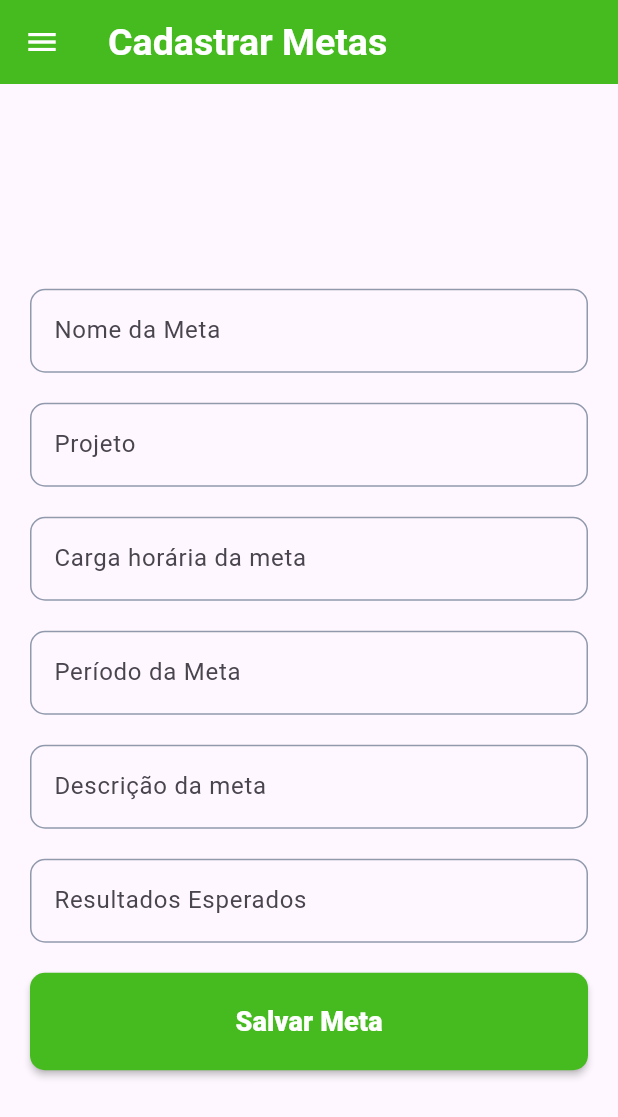
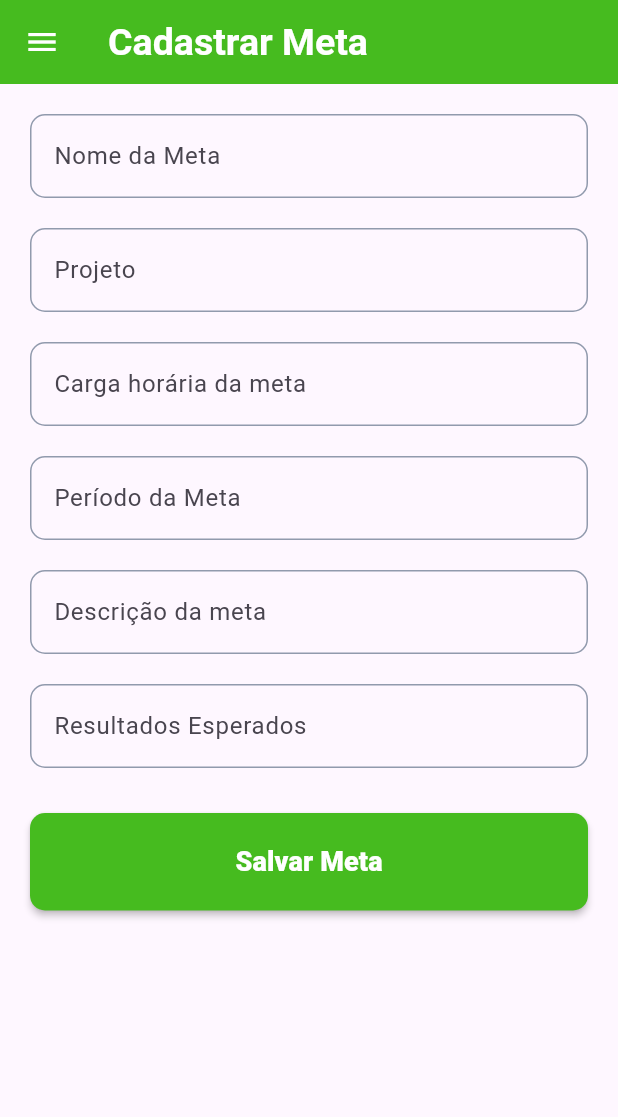
Before and after one commit to cristianvitor01/pdm_projeto_pesquisa, a Flutter app: the MetasPage screen opened by its route, after a tap on "Nova Meta", on a phone screen of 412 x 824 dp. Shown: the top 1117 px of the screen. Run offline on Flutter 3.47's test engine with Material 3 defaults, Android fonts, the phone set to English and light mode, and no system bars; our stand-ins replace get, hive, hive_flutter; accounts and stored records are empty.

Commit message:
Agora é possível adicionar metas e metas semanais. Controllers adicionados também

```diff
--- /dev/null
+++ b/lib/controllers/metas_controller.dart
@@ -0,0 +1,35 @@
+import 'package:get/get.dart';
+import 'package:hive/hive.dart';
+
+import 'package:pdm_projeto_pesquisa/models/meta.dart';
+
+class MetasController extends GetxController {
+  final RxList<Meta> metas = <Meta>[].obs;
+
+  late Box<Meta> _box;
+
+  @override
+  void onInit() {
+    super.onInit();
+    _abrirBox();
+  }
+
+  void _abrirBox() {
+    _box = Hive.box<Meta>('metas');
+    _carregarMetas();
+  }
+
+  void _carregarMetas() {
+    metas.value =
+        _box.values.where((meta) => !meta.isSemanal).toList();
+  }
+
+  void adicionarMeta(Meta meta) {
+    _box.add(meta);
+    _carregarMetas();
+  }
+
+  void atualizar() {
+    _carregarMetas();
+  }
+}
--- a/lib/models/meta.dart
+++ b/lib/models/meta.dart
@@ -3,7 +3,7 @@ import 'package:hive/hive.dart';
 part 'meta.g.dart';
 
 @HiveType(typeId: 0)
-class Meta {
+class Meta extends HiveObject {
   @HiveField(0)
   String nome;
 
@@ -11,23 +11,27 @@ class Meta {
   String projeto;
 
   @HiveField(2)
-  String cargaHoraria;
+  String periodo;
 
   @HiveField(3)
-  String periodo;
+  String descricao;
 
   @HiveField(4)
-  String descricao;
+  String resultadosEsperados;
 
   @HiveField(5)
-  String resultadosEsperados;
+  bool isSemanal;
+
+  @HiveField(6)
+  String cargaHoraria;
 
   Meta({
     required this.nome,
     required this.projeto,
-    required this.cargaHoraria,
     required this.periodo,
     required this.descricao,
     required this.resultadosEsperados,
+    required this.cargaHoraria,
+    this.isSemanal = false,
   });
 }
--- a/lib/routers/pages.dart
+++ b/lib/routers/pages.dart
@@ -20,7 +20,7 @@ part 'routers.dart';
 class AppPages {
   static final List<GetPage> pages = [
     GetPage(name: Routes.INITIAL, page: () => LoginScreen()),
-    GetPage(name: Routes.HOME, page: () => const MetasPage()),
+    GetPage(name: Routes.HOME, page: () => MetasPage()),
     GetPage(name: Routes.CREATE_ACCOUNT, page: () => CreateAccount()),
     GetPage(name: Routes.CREATE_META, page: () => CadastrarMetas()),
     GetPage(name: Routes.WEEK_META, page: () => MetasSemanais()),
@@ -32,7 +32,7 @@ class AppPages {
     GetPage(name: Routes.CHECK_OUT, page: () => const CheckOut()),
     GetPage(name: Routes.REALIZAR_CHECK_OUT, page: () => const RealizarCheckOut()),
     GetPage(name: Routes.FINALIZAR_META, page: () => const FinalizarMeta()),
-    GetPage(name: Routes.DETALHES_DA_META, page: () => const DetalhesDaMeta()),
+    GetPage(name: Routes.DETALHES_DA_META, page: () => DetalhesDaMeta()),
     GetPage(name: Routes.META_HISTORICO, page: () => const MetaHistoricoPage()),
     GetPage(name: Routes.META_HISTORICO_IN_DEPTH, page: () => const MetaHistoricoInDepthPage()),
   ];
--- a/lib/screens/cadastrar_metas.dart
+++ b/lib/screens/cadastrar_metas.dart
@@ -1,72 +1,99 @@
+import 'package:flutter/material.dart';
 import 'package:get/get.dart';
-import 'package:pdm_projeto_pesquisa/routers/pages.dart';
-import 'package:flutter/material.dart';
+
+import 'package:pdm_projeto_pesquisa/controllers/metas_controller.dart';
+import 'package:pdm_projeto_pesquisa/models/meta.dart';
 import 'package:pdm_projeto_pesquisa/utils/app_colors.dart';
 import 'package:pdm_projeto_pesquisa/widgets/app_drawer.dart';
 import 'package:pdm_projeto_pesquisa/widgets/elevatedbuttom.dart';
 import 'package:pdm_projeto_pesquisa/widgets/textfieldcustom.dart';
 
 class CadastrarMetas extends StatelessWidget {
-  const CadastrarMetas({super.key});
+  CadastrarMetas({super.key});
+
+  // Controllers dos campos
+  final nomeController = TextEditingController();
+  final projetoController = TextEditingController();
+  final cargaHorariaController = TextEditingController();
+  final periodoController = TextEditingController();
+  final descricaoController = TextEditingController();
+  final resultadosController = TextEditingController();
+
+  // Controller de metas
+  final MetasController metasController = Get.find<MetasController>();
 
   @override
   Widget build(BuildContext context) {
+    // true = meta semanal | false = meta normal
+    final bool isSemanal = Get.arguments ?? false;
+
     return Scaffold(
       appBar: AppBar(
-        title: const Text('Cadastrar Metas', style: TextStyle(color: AppColors.white)),
+        title: Text(
+          isSemanal ? 'Cadastrar Meta Semanal' : 'Cadastrar Meta',
+          style: const TextStyle(color: AppColors.white),
+        ),
         backgroundColor: AppColors.green,
       ),
       drawer: const AppDrawer(),
       body: SingleChildScrollView(
-        child: ConstrainedBox(
-          constraints: BoxConstraints(
-            minHeight: MediaQuery.of(context).size.height,
-          ),
-          child: IntrinsicHeight(
-            child: Padding(
-              padding: const EdgeInsets.symmetric(horizontal: 20.0),
+        padding: const EdgeInsets.symmetric(horizontal: 20),
         child: Column(
-                mainAxisAlignment: MainAxisAlignment.center,
-                crossAxisAlignment: CrossAxisAlignment.start,
           children: [
-                  // Campo de e-mail
+            const SizedBox(height: 20),
+
             CustomTextField(
               hintText: 'Nome da Meta',
-                    keyboardType: TextInputType.text,
-                  ),
-                  const SizedBox(height: 20),
-                  CustomTextField(
-                    hintText: 'Projeto',
-                    keyboardType: TextInputType.text,
-                  ),
-                  const SizedBox(height: 20),
-                  CustomTextField(
-                    hintText: 'Carga horária da meta',
-                    keyboardType: TextInputType.text,
-                  ),
-                  const SizedBox(height: 20),
-                  CustomTextField(
-                    hintText: 'Período da Meta',
-                    keyboardType: TextInputType.text,
-                  ),
-                  const SizedBox(height: 20),
-                  CustomTextField(
-                    hintText: 'Descrição da meta',
-                    keyboardType: TextInputType.text,
-                  ),
-                  const SizedBox(height: 20),
-                  CustomTextField(
-                    hintText: 'Resultados Esperados',
-                    keyboardType: TextInputType.text,
+              controller: nomeController,
             ),
             const SizedBox(height: 20),
 
-                  // Botão de login
+            CustomTextField(
+              hintText: 'Projeto',
+              controller: projetoController,
+            ),
+            const SizedBox(height: 20),
+
+            CustomTextField(
+              hintText: 'Carga horária da meta',
+              controller: cargaHorariaController,
+            ),
+            const SizedBox(height: 20),
+
+            CustomTextField(
+              hintText: 'Período da Meta',
+              controller: periodoController,
+            ),
+            const SizedBox(height: 20),
+
+            CustomTextField(
+              hintText: 'Descrição da meta',
+              controller: descricaoController,
+            ),
+            const SizedBox(height: 20),
+
+            CustomTextField(
+              hintText: 'Resultados Esperados',
+              controller: resultadosController,
+            ),
+            const SizedBox(height: 30),
+
             CustomElevatedButton(
               text: 'Salvar Meta',
               onPressed: () {
-                      Get.toNamed(Routes.HOME);
-                      debugPrint('entrar pressionado');
+                final meta = Meta(
+                  nome: nomeController.text,
+                  projeto: projetoController.text,
+                  cargaHoraria: cargaHorariaController.text,
+                  periodo: periodoController.text,
+                  descricao: descricaoController.text,
+                  resultadosEsperados: resultadosController.text,
+                  isSemanal: isSemanal,
+                );
+
+                metasController.adicionarMeta(meta);
+
+                Get.back(); // volta para a tela anterior
               },
             ),
 
@@ -74,9 +101,6 @@ class CadastrarMetas extends StatelessWidget {
           ],
         ),
       ),
-          ),
-        ),
-      ),
     );
   }
 }
--- a/lib/screens/detalhes_da_meta.dart
+++ b/lib/screens/detalhes_da_meta.dart
@@ -1,12 +1,14 @@
 import 'package:flutter/material.dart';
+import 'package:get/get.dart';
+
+import 'package:pdm_projeto_pesquisa/models/meta.dart';
 import 'package:pdm_projeto_pesquisa/utils/app_colors.dart';
 import 'package:pdm_projeto_pesquisa/widgets/app_drawer.dart';
 import 'package:pdm_projeto_pesquisa/widgets/elevatedbuttom.dart';
-import 'package:get/get.dart';
 import 'package:pdm_projeto_pesquisa/routers/pages.dart';
 
 class DetalhesDaMeta extends StatelessWidget {
-  const DetalhesDaMeta ({super.key});
+  DetalhesDaMeta({super.key});
 
   Widget _section(String title, String content) {
     return Column(
@@ -23,10 +25,7 @@ class DetalhesDaMeta extends StatelessWidget {
         const SizedBox(height: 6),
         Text(
           content,
-          style: const TextStyle(
-            color: Colors.black,
-            fontSize: 16,
-          ),
+          style: const TextStyle(fontSize: 16),
         ),
         const SizedBox(height: 25),
       ],
@@ -35,6 +34,8 @@ class DetalhesDaMeta extends StatelessWidget {
 
   @override
   Widget build(BuildContext context) {
+    final Meta meta = Get.arguments as Meta;
+
     return Scaffold(
       appBar: AppBar(
         title: const Text(
@@ -44,22 +45,19 @@ class DetalhesDaMeta extends StatelessWidget {
         backgroundColor: AppColors.green,
       ),
       drawer: const AppDrawer(),
-
       body: SingleChildScrollView(
         padding: const EdgeInsets.symmetric(horizontal: 20, vertical: 25),
         child: Column(
           crossAxisAlignment: CrossAxisAlignment.start,
           children: [
-            _section("Período", "De 09/10/2025 até 10/12/2025"),
-            _section("Descrição da Meta", "Pesquisar amostra"),
-            _section("Resultados Esperados", "Amostras"),
-            _section("Projeto", "NOME DO PROJETO"),
-
-            const SizedBox(height: 40),
+            _section("Nome da Meta", meta.nome),
+            _section("Projeto", meta.projeto),
+            _section("Período", meta.periodo),
+            _section("Descrição da Meta", meta.descricao),
+            _section("Resultados Esperados", meta.resultadosEsperados),
           ],
         ),
       ),
-
       bottomNavigationBar: Padding(
         padding: const EdgeInsets.all(20),
         child: CustomElevatedButton(
--- a/lib/screens/metas_page.dart
+++ b/lib/screens/metas_page.dart
@@ -1,4 +1,7 @@
 import 'package:flutter/material.dart';
+import 'package:get/get.dart';
+
+import 'package:pdm_projeto_pesquisa/controllers/metas_controller.dart';
 import 'package:pdm_projeto_pesquisa/utils/app_colors.dart';
 import 'package:pdm_projeto_pesquisa/widgets/app_drawer.dart';
 import 'package:pdm_projeto_pesquisa/widgets/card_aviso.dart';
@@ -6,10 +9,10 @@ import 'package:pdm_projeto_pesquisa/widgets/card_meta.dart';
 import 'package:pdm_projeto_pesquisa/widgets/elevatedbuttom.dart';
 import 'package:pdm_projeto_pesquisa/routers/pages.dart';
 
-import 'package:get/get.dart';
+class MetasPage extends StatelessWidget {
+  MetasPage({super.key});
 
-class MetasPage extends StatelessWidget {
-  const MetasPage({super.key});
+  final MetasController controller = Get.put(MetasController());
 
   @override
   Widget build(BuildContext context) {
@@ -19,62 +22,70 @@ class MetasPage extends StatelessWidget {
         backgroundColor: AppColors.green,
       ),
       drawer: const AppDrawer(),
-      body: SingleChildScrollView(
-        child: ConstrainedBox(
-          constraints: BoxConstraints(
-            minHeight: MediaQuery.of(context).size.height,
-          ),
-          child: IntrinsicHeight(
-            child: Padding(
+      body: Padding(
         padding: const EdgeInsets.symmetric(horizontal: 20.0),
         child: Column(
-                mainAxisAlignment: MainAxisAlignment.center,
           crossAxisAlignment: CrossAxisAlignment.start,
           children: [
+            const SizedBox(height: 20),
+
             CardAviso(
-                    mensagem: 'A meta vence em 4 dias !!',
+              mensagem: 'Acompanhe suas metas cadastradas',
               width: 400,
               height: 80,
             ),
+
             const SizedBox(height: 30),
-                  CardMeta(
-                    title: 'Pesquisa em laboratório.',
-                    deadline: '01/12/2025',
+
+            //LISTA REATIVA DE METAS
+            Expanded(
+              child: Obx(() {
+                if (controller.metas.isEmpty) {
+                  return const Center(
+                    child: Text('Nenhuma meta cadastrada'),
+                  );
+                }
+
+                return ListView.builder(
+                  itemCount: controller.metas.length,
+                  itemBuilder: (context, index) {
+                    final meta = controller.metas[index];
+
+                    return Padding(
+                      padding: const EdgeInsets.only(bottom: 20),
+                      child: CardMeta(
+                        title: meta.nome,
+                        deadline: meta.periodo,
                         width: 400,
                         height: 150,
                         progressValue: 0,
                         onTap: () {
-                      Get.toNamed(Routes.DETALHES_DA_META);
+                          Get.toNamed(
+                            Routes.DETALHES_DA_META,
+                            arguments: meta,
+                          );
                         },
                       ),
-                  const SizedBox(height: 30),
-                  CardMeta(
-                    title: 'Coleta de amostra',
-                    deadline: '01/12/2025',
-                    width: 400,
-                    height: 150,
-                    progressValue: 0,
-                    onTap: () {
-                      // Lógica de navegação ou ação ao clicar no card
-                      print('Abrir detalhes da meta...');
+                    );
                   },
+                );
+              }),
             ),
-                  const SizedBox(height: 20),
 
-                  // Botão de login
+            const SizedBox(height: 10),
+
             CustomElevatedButton(
               text: 'Nova Meta',
               onPressed: () {
-                      Get.toNamed(Routes.CREATE_META);
-                      debugPrint('entrar pressionado');
+                Get.toNamed(
+                  Routes.CREATE_META,
+                  arguments: false,
+                );
               },
             ),
 
-                  const SizedBox(height: 30),
+            const SizedBox(height: 20),
           ],
-              ),
-            ),
-          ),
         ),
       ),
     );
```
Also changed, not shown: lib/controllers/metas_semanais_controller.dart (added, +42 -0 lines), lib/main.dart (+5 -3 lines), lib/screens/metas_semanais.dart (+40 -15 lines), lib/models/meta.g.dart. Lines whose indentation alone changed are shown as unchanged.
